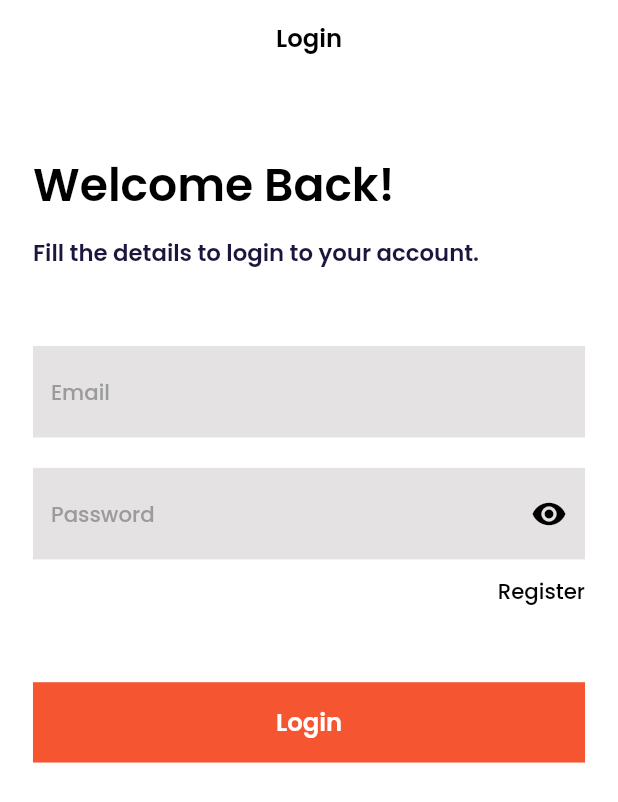
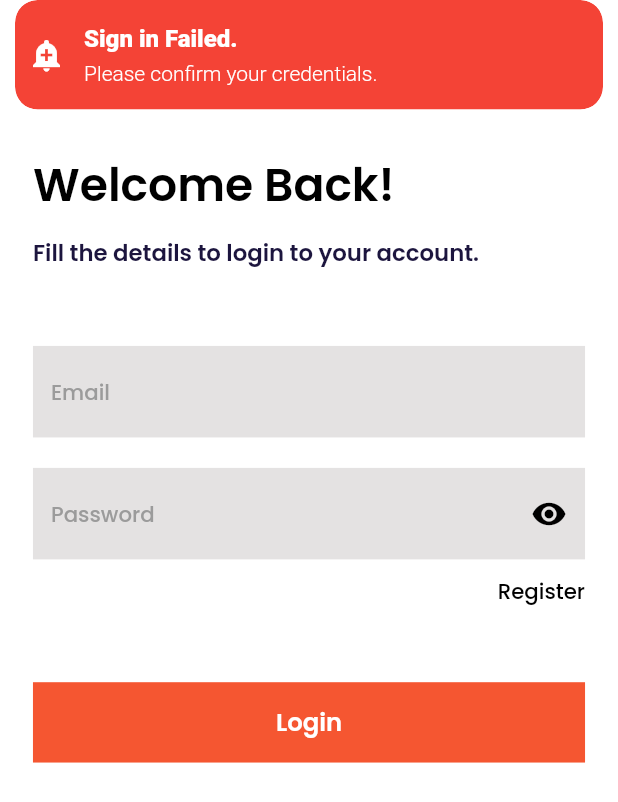
Before and after one commit to cjchika/joboard, a Flutter app: the LoginPage screen opened directly, after a tap on "Login", on a phone screen of 412 x 824 dp. Shown: the top 802 px of the screen. Run offline on Flutter 3.47's test engine with Material 2 defaults, Android fonts, the phone set to English and light mode, and no system bars; our stand-ins replace cached_network_image, flutter_animate, flutter_screenutil, flutter_svg, flutter_vector_icons, flutter_zoom_drawer and 6 more; accounts and stored records are empty.

Commit message:
API Auth Integration

```diff
--- a/lib/controllers/login_provider.dart
+++ b/lib/controllers/login_provider.dart
@@ -58,12 +58,14 @@ class LoginNotifier extends ChangeNotifier {
   bool validateAndSave() {
     final form = loginFormKey.currentState;
 
-    if (form!.validate()) {
+    if(form != null) {
+      form.validate();
       form.save();
       return true;
     } else {
       return false;
     }
+
   }
 
   userLogin(LoginModel model) {
--- a/lib/views/ui/auth/login.dart
+++ b/lib/views/ui/auth/login.dart
@@ -120,11 +120,11 @@ class _LoginPageState extends State<LoginPage> {
                  loginNotifier.userLogin(model);
                } else{
                  Get.snackbar(
-                   "Sign in Failed",
-                   "Please confirm your credentials",
+                   "Sign in Failed.",
+                   "Please confirm your credentials.",
                    colorText: Color(kLight.value),
                    backgroundColor: Colors.red,
-                   icon: const Icon(Icons.add_alert),
+                   icon: const Icon(Icons.add_alert, color: Colors.white),
                  );
                }
               }, text: "Login"),
```
